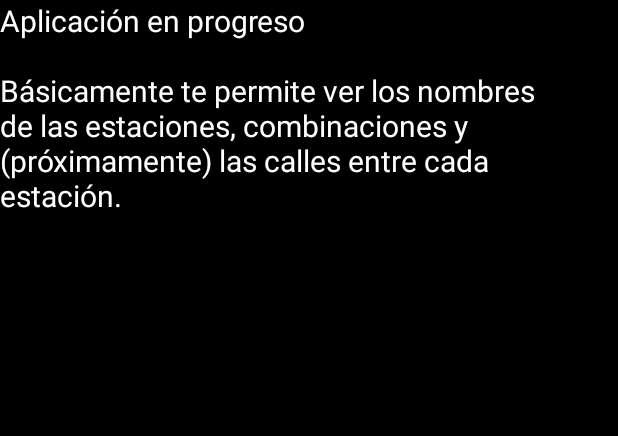
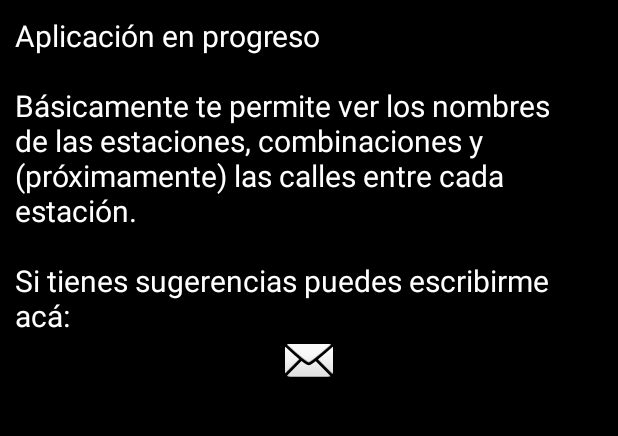
Before and after one commit to cristiansan/Subte, an Android app: the Contact screen opened directly, with no data from a screen before it, on a phone screen of 412 x 824 dp, the part 84-520 px from its top. Run offline under Robolectric (Android 15) with nearby library versions, the light colour scheme and no system bars.

Commit message:
contact us

```diff
--- a/app/src/main/java/com/offline/subte/MainActivity.java
+++ b/app/src/main/java/com/offline/subte/MainActivity.java
@@ -57,4 +57,8 @@ public class MainActivity extends AppCompatActivity
     }
 
 
+
+
+
+
 }
--- a/app/src/main/res/layout/contact.xml
+++ b/app/src/main/res/layout/contact.xml
@@ -2,13 +2,22 @@
 <LinearLayout xmlns:android="http://schemas.android.com/apk/res/android"
     android:layout_width="match_parent"
     android:layout_height="match_parent"
-    android:background="@android:color/black">
+    android:padding="10dp"
+    android:background="@android:color/black"
+    android:orientation="vertical">
 
     <TextView
         android:layout_width="match_parent"
-        android:layout_height="match_parent"
+        android:layout_height="wrap_content"
         android:text="@string/contact"
         android:textSize="20dp"
         android:textColor="#ffffff"/>
 
+    <ImageView
+        android:layout_width="wrap_content"
+        android:layout_height="wrap_content"
+        android:layout_gravity="center"
+        android:src="@android:drawable/ic_dialog_email"
+        android:onClick="btnContactUs"/>
+
 </LinearLayout>
--- a/app/src/main/res/values/strings.xml
+++ b/app/src/main/res/values/strings.xml
@@ -1,4 +1,5 @@
 <resources>
     <string name="app_name">Subte off-line Buenos Aires</string>
-    <string name="contact">Aplicación en progreso\n\nBásicamente te permite ver los nombres de las estaciones, combinaciones y (próximamente) las calles entre cada estación.</string>
+    <string name="contact">Aplicación en progreso\n\nBásicamente te permite ver los nombres de las estaciones, combinaciones y (próximamente) las calles entre cada estación.\n\nSi tienes sugerencias puedes escribirme acá:</string>
+    <string name="contact_email">cristiansan@gmail.com</string>
 </resources>
```
Also changed, not shown: app/src/main/java/com/offline/subte/Contact.java (+14 -0 lines).
